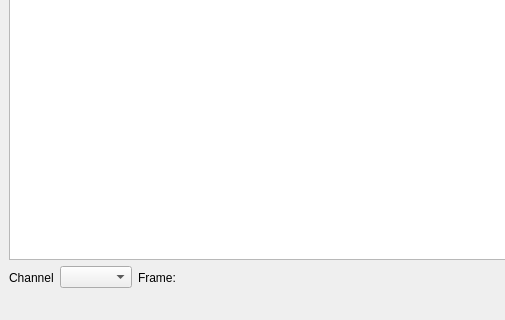
Above: storm_analysis/multi_plane/mapper.ui from ZhuangLab/storm-analysis before the change; both pictures show x 0 to 505 and y 414 to 734 of the 922 by 734 pixel window. Below: the same form after it.
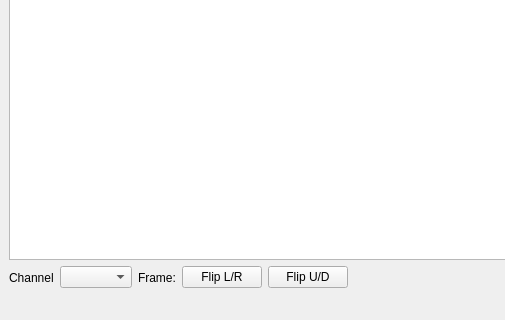
That is the form after the change.

Commit message: Add ability to load, orient and offset multiple channels.

Diff of the .ui file:
```diff
--- a/storm_analysis/multi_plane/mapper.ui
+++ b/storm_analysis/multi_plane/mapper.ui
@@ -85,6 +85,20 @@
         </property>
        </widget>
       </item>
+      <item>
+       <widget class="QPushButton" name="flipLRPushButton">
+        <property name="text">
+         <string>Flip L/R</string>
+        </property>
+       </widget>
+      </item>
+      <item>
+       <widget class="QPushButton" name="flipUDPushButton">
+        <property name="text">
+         <string>Flip U/D</string>
+        </property>
+       </widget>
+      </item>
       <item>
        <spacer name="horizontalSpacer">
         <property name="orientation">
```
Left out of the diff: 17 changed lines with no effect on the pictures. The commit also changes 2 other files.
